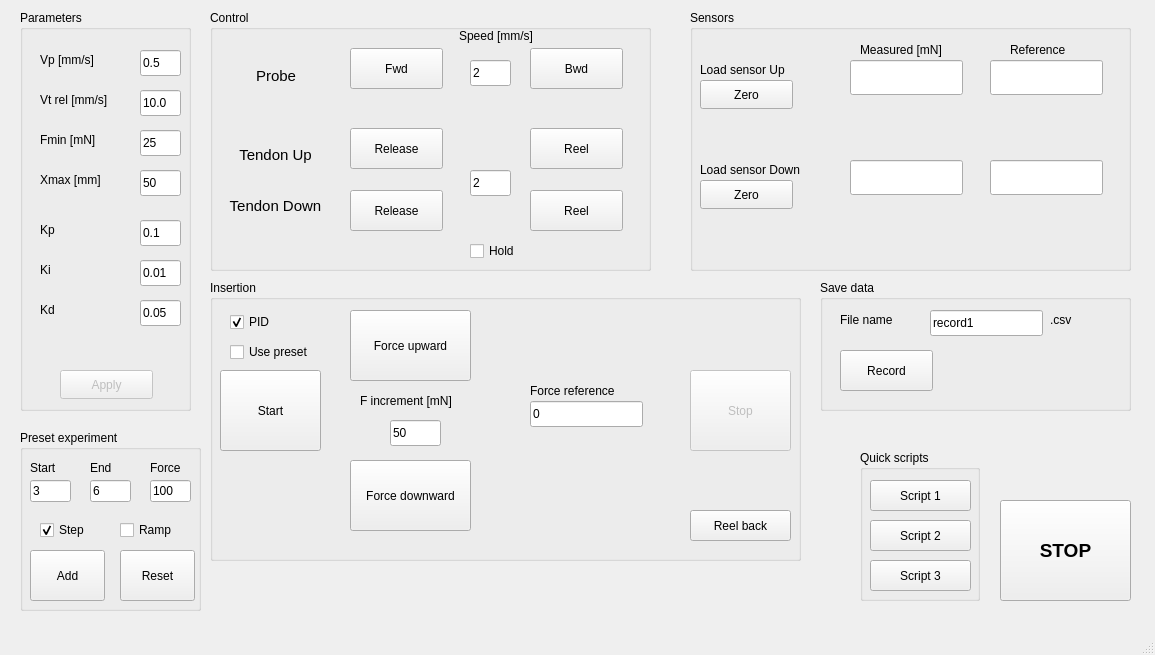
Qt form microprobe_app/mainwindow.ui (AlexMarguet/microbs-microprobe) before a commit.
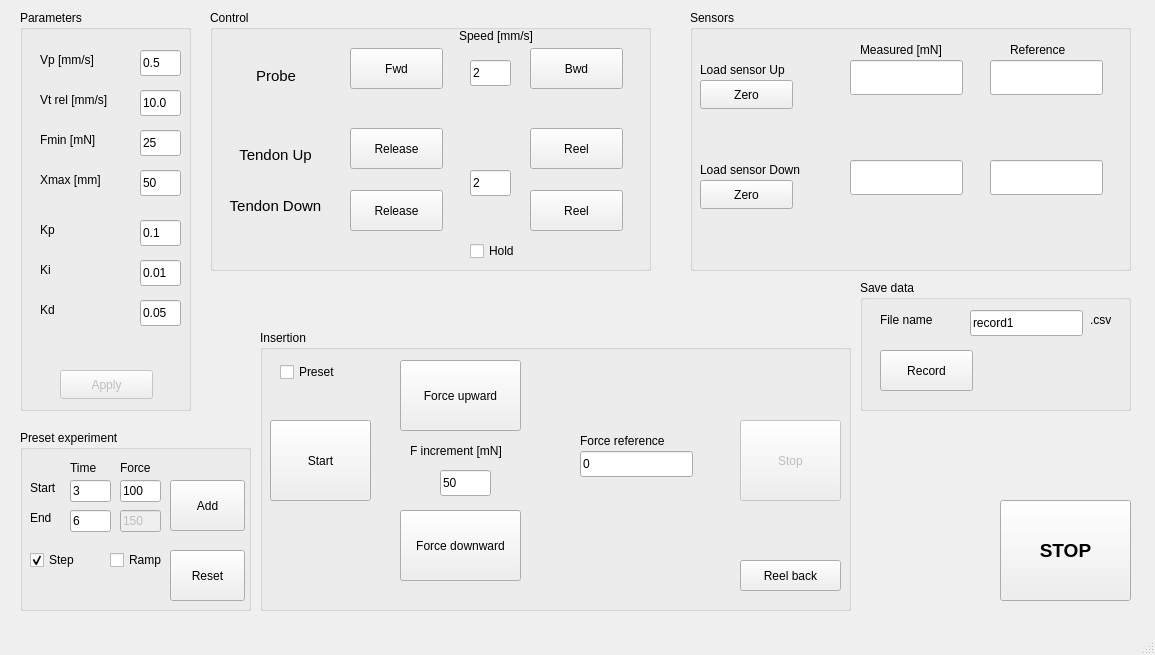
The same form after that commit.

Commit message: Code cleaned, comments added, preset experiment complete

```diff
--- a/microprobe_app/mainwindow.ui
+++ b/microprobe_app/mainwindow.ui
@@ -440,8 +440,8 @@
    <widget class="QGroupBox" name="groupBox_4">
     <property name="geometry">
      <rect>
-      <x>210</x>
-      <y>280</y>
+      <x>260</x>
+      <y>330</y>
       <width>591</width>
       <height>281</height>
      </rect>
@@ -566,10 +566,10 @@
       </rect>
      </property>
      <property name="text">
-      <string>PID</string>
+      <string>Preset</string>
      </property>
      <property name="checked">
-      <bool>true</bool>
+      <bool>false</bool>
      </property>
     </widget>
     <widget class="QPushButton" name="pushButton_21">
@@ -585,22 +585,6 @@
       <string>Reel back</string>
      </property>
     </widget>
-    <widget class="QCheckBox" name="checkBox_5">
-     <property name="geometry">
-      <rect>
-       <x>20</x>
-       <y>60</y>
-       <width>91</width>
-       <height>24</height>
-      </rect>
-     </property>
-     <property name="text">
-      <string>Use preset</string>
-     </property>
-     <property name="checked">
-      <bool>false</bool>
-     </property>
-    </widget>
    </widget>
    <widget class="QGroupBox" name="groupBox_5">
     <property name="geometry">
@@ -819,9 +803,9 @@
    <widget class="QGroupBox" name="groupBox_6">
     <property name="geometry">
      <rect>
-      <x>820</x>
+      <x>860</x>
       <y>280</y>
-      <width>311</width>
+      <width>271</width>
       <height>131</height>
      </rect>
     </property>
@@ -881,64 +865,12 @@
      </property>
     </widget>
    </widget>
-   <widget class="QGroupBox" name="groupBox_3">
-    <property name="geometry">
-     <rect>
-      <x>860</x>
-      <y>450</y>
-      <width>120</width>
-      <height>151</height>
-     </rect>
-    </property>
-    <property name="title">
-     <string>Quick scripts</string>
-    </property>
-    <widget class="QPushButton" name="pushButton_22">
-     <property name="geometry">
-      <rect>
-       <x>10</x>
-       <y>30</y>
-       <width>101</width>
-       <height>31</height>
-      </rect>
-     </property>
-     <property name="text">
-      <string>Script 1</string>
-     </property>
-    </widget>
-    <widget class="QPushButton" name="pushButton_23">
-     <property name="geometry">
-      <rect>
-       <x>10</x>
-       <y>70</y>
-       <width>101</width>
-       <height>31</height>
-      </rect>
-     </property>
-     <property name="text">
-      <string>Script 2</string>
-     </property>
-    </widget>
-    <widget class="QPushButton" name="pushButton_24">
-     <property name="geometry">
-      <rect>
-       <x>10</x>
-       <y>110</y>
-       <width>101</width>
-       <height>31</height>
-      </rect>
-     </property>
-     <property name="text">
-      <string>Script 3</string>
-     </property>
-    </widget>
-   </widget>
    <widget class="QGroupBox" name="groupBox_7">
     <property name="geometry">
      <rect>
       <x>20</x>
       <y>430</y>
-      <width>181</width>
+      <width>231</width>
       <height>181</height>
      </rect>
     </property>
@@ -948,7 +880,7 @@
     <widget class="QLineEdit" name="lineEdit_17">
      <property name="geometry">
       <rect>
-       <x>10</x>
+       <x>50</x>
        <y>50</y>
        <width>41</width>
        <height>22</height>
@@ -961,8 +893,8 @@
     <widget class="QLineEdit" name="lineEdit_18">
      <property name="geometry">
       <rect>
-       <x>70</x>
-       <y>50</y>
+       <x>50</x>
+       <y>80</y>
        <width>41</width>
        <height>22</height>
       </rect>
@@ -974,7 +906,7 @@
     <widget class="QLineEdit" name="lineEdit_19">
      <property name="geometry">
       <rect>
-       <x>130</x>
+       <x>100</x>
        <y>50</y>
        <width>41</width>
        <height>22</height>
@@ -987,8 +919,8 @@
     <widget class="QCheckBox" name="checkBox_3">
      <property name="geometry">
       <rect>
-       <x>20</x>
-       <y>90</y>
+       <x>10</x>
+       <y>120</y>
        <width>76</width>
        <height>20</height>
       </rect>
@@ -1003,8 +935,8 @@
     <widget class="QCheckBox" name="checkBox_4">
      <property name="geometry">
       <rect>
-       <x>100</x>
-       <y>90</y>
+       <x>90</x>
+       <y>120</y>
        <width>76</width>
        <height>20</height>
       </rect>
@@ -1017,7 +949,7 @@
      <property name="geometry">
       <rect>
        <x>10</x>
-       <y>30</y>
+       <y>50</y>
        <width>49</width>
        <height>16</height>
       </rect>
@@ -1029,8 +961,8 @@
     <widget class="QLabel" name="label_21">
      <property name="geometry">
       <rect>
-       <x>70</x>
-       <y>30</y>
+       <x>10</x>
+       <y>80</y>
        <width>49</width>
        <height>16</height>
       </rect>
@@ -1042,7 +974,7 @@
     <widget class="QLabel" name="label_22">
      <property name="geometry">
       <rect>
-       <x>130</x>
+       <x>100</x>
        <y>30</y>
        <width>49</width>
        <height>16</height>
@@ -1055,8 +987,8 @@
     <widget class="QPushButton" name="pushButton_5">
      <property name="geometry">
       <rect>
-       <x>10</x>
-       <y>120</y>
+       <x>150</x>
+       <y>50</y>
        <width>75</width>
        <height>51</height>
       </rect>
@@ -1068,7 +1000,7 @@
     <widget class="QPushButton" name="pushButton_6">
      <property name="geometry">
       <rect>
-       <x>100</x>
+       <x>150</x>
        <y>120</y>
        <width>75</width>
        <height>51</height>
@@ -1078,6 +1010,35 @@
       <string>Reset</string>
      </property>
     </widget>
+    <widget class="QLineEdit" name="lineEdit_20">
+     <property name="enabled">
+      <bool>false</bool>
+     </property>
+     <property name="geometry">
+      <rect>
+       <x>100</x>
+       <y>80</y>
+       <width>41</width>
+       <height>22</height>
+      </rect>
+     </property>
+     <property name="text">
+      <string>150</string>
+     </property>
+    </widget>
+    <widget class="QLabel" name="label_23">
+     <property name="geometry">
+      <rect>
+       <x>50</x>
+       <y>30</y>
+       <width>49</width>
+       <height>16</height>
+      </rect>
+     </property>
+     <property name="text">
+      <string>Time</string>
+     </property>
+    </widget>
    </widget>
   </widget>
   <widget class="QMenuBar" name="menubar">
```
The commit also changes 12 other files.
